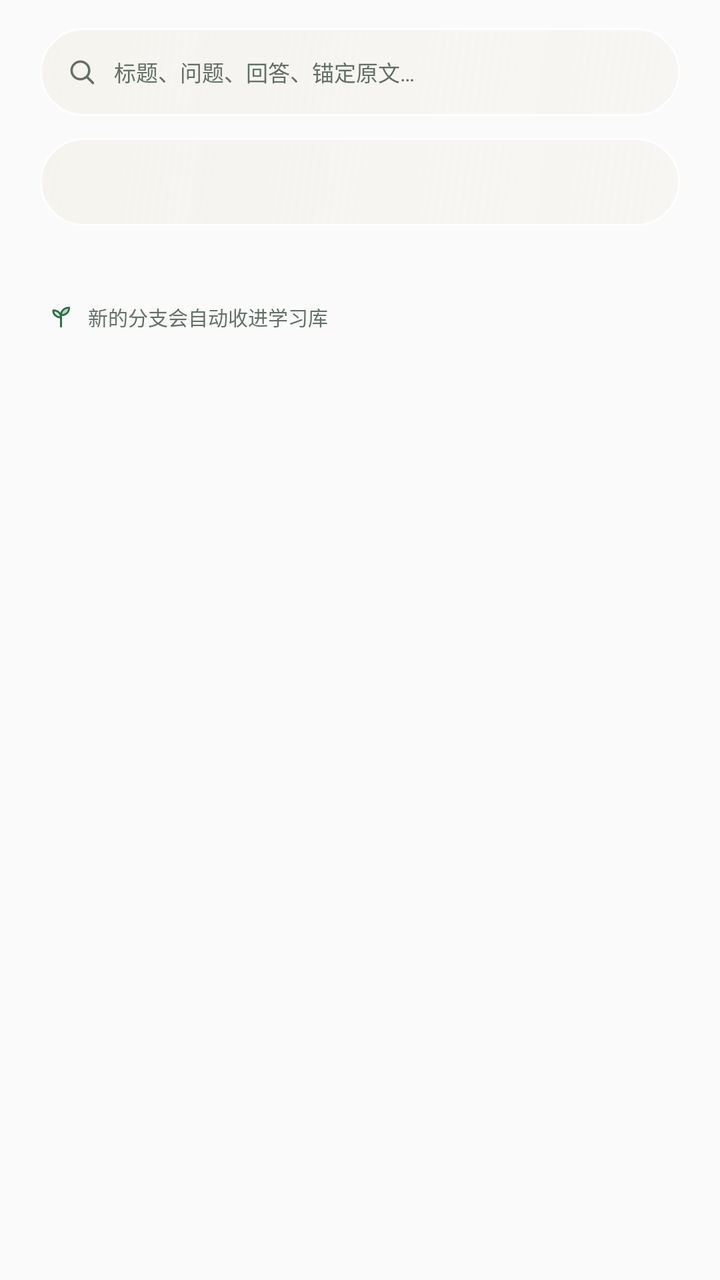
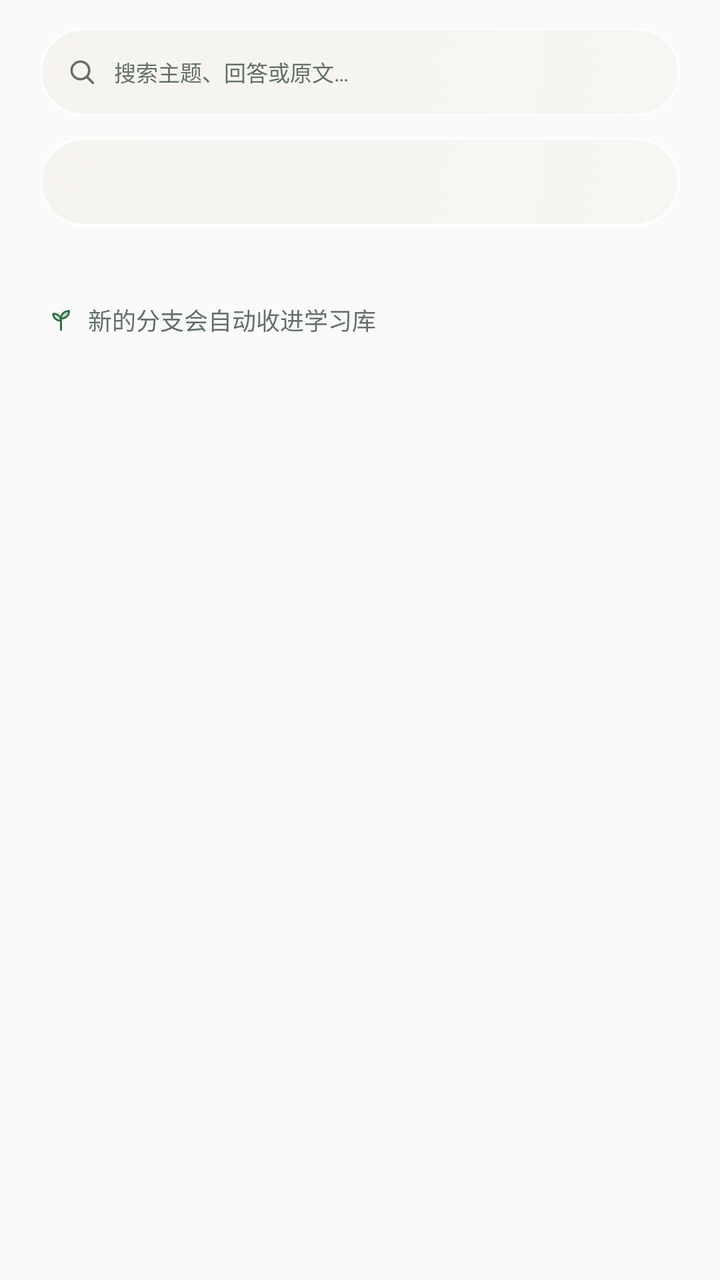

Two renders of the same Android screen: before a commit and after it. Below are the layout's source before the change and the commit's diff.
<!-- AndroidManifest.xml: application theme Theme.TreeLearn -->
<!-- res/layout/screen_library_body.xml -->
<?xml version="1.0" encoding="utf-8"?>
<LinearLayout xmlns:android="http://schemas.android.com/apk/res/android"
    android:layout_width="match_parent"
    android:layout_height="wrap_content"
    android:orientation="vertical"
    android:paddingBottom="@dimen/space_s6">

    <EditText
        android:id="@+id/library_search_input"
        android:layout_width="match_parent"
        android:layout_height="@dimen/touch_min"
        android:layout_marginStart="@dimen/page_gutter"
        android:layout_marginTop="@dimen/library_body_top"
        android:layout_marginEnd="@dimen/page_gutter"
        android:background="@drawable/bg_library_search"
        android:cursorVisible="true"
        android:drawableStart="@drawable/ic_search"
        android:drawablePadding="@dimen/space_s2"
        android:focusable="true"
        android:focusableInTouchMode="true"
        android:hint="@string/library_search_hint"
        android:imeOptions="actionSearch"
        android:importantForAutofill="no"
        android:includeFontPadding="false"
        android:inputType="text"
        android:maxLines="1"
        android:paddingStart="@dimen/library_search_pad"
        android:paddingEnd="@dimen/library_search_pad"
        android:textColor="@color/tl_ink"
        android:textColorHint="@color/tl_ink3"
        android:textSize="@dimen/text_library_search" />

    <TextView
        android:id="@+id/library_search_scope"
        android:layout_width="match_parent"
        android:layout_height="wrap_content"
        android:paddingStart="@dimen/page_gutter"
        android:paddingTop="@dimen/space_s2"
        android:paddingEnd="@dimen/page_gutter"
        android:text="@string/library_search_scope"
        android:textColor="@color/tl_ink3"
        android:textSize="@dimen/text_cap"
        android:visibility="gone" />

    
    <LinearLayout
        android:id="@+id/library_segment"
        android:layout_width="match_parent"
        android:layout_height="@dimen/touch_min"
        android:layout_marginStart="@dimen/page_gutter"
        android:layout_marginTop="@dimen/library_segment_top"
        android:layout_marginEnd="@dimen/page_gutter"
        android:background="@drawable/bg_library_segment"
        android:orientation="horizontal"
        android:paddingStart="@dimen/library_segment_pad"
        android:paddingEnd="@dimen/library_segment_pad">

        <TextView
            android:id="@+id/library_segment_in_progress"
            android:layout_width="0dp"
            android:layout_height="match_parent"
            android:layout_weight="1"
            android:clickable="true"
            android:focusable="true"
            android:gravity="center"
            android:textSize="@dimen/text_library_segment" />

        <TextView
            android:id="@+id/library_segment_done"
            android:layout_width="0dp"
            android:layout_height="match_parent"
            android:layout_marginStart="@dimen/library_segment_gap"
            android:layout_weight="1"
            android:clickable="true"
            android:focusable="true"
            android:gravity="center"
            android:textSize="@dimen/text_library_segment" />
    </LinearLayout>

    <LinearLayout
        android:id="@+id/library_rows"
        android:layout_width="match_parent"
        android:layout_height="wrap_content"
        android:layout_marginTop="@dimen/library_list_top"
        android:orientation="vertical" />

    <TextView
        android:id="@+id/library_state"
        android:layout_width="match_parent"
        android:layout_height="wrap_content"
        android:gravity="center"
        android:paddingStart="@dimen/page_gutter"
        android:paddingTop="@dimen/space_s6"
        android:paddingEnd="@dimen/page_gutter"
        android:textColor="@color/tl_ink3"
        android:textSize="@dimen/text_sm"
        android:visibility="gone" />

    <LinearLayout
        android:id="@+id/library_note"
        android:layout_width="match_parent"
        android:layout_height="wrap_content"
        android:layout_marginStart="@dimen/page_gutter"
        android:layout_marginTop="@dimen/library_note_top"
        android:layout_marginEnd="@dimen/page_gutter"
        android:gravity="center_vertical"
        android:orientation="horizontal"
        android:paddingStart="@dimen/space_s1"
        android:paddingEnd="@dimen/space_s1">

        <ImageView
            android:id="@+id/library_note_icon"
            android:layout_width="@dimen/library_note_icon"
            android:layout_height="@dimen/library_note_icon"
            android:importantForAccessibility="no"
            android:src="@drawable/ic_brand_sprout"
            android:tint="@color/tl_green" />

        <TextView
            android:id="@+id/library_note_text"
            android:layout_width="0dp"
            android:layout_height="wrap_content"
            android:layout_marginStart="@dimen/library_note_gap"
            android:layout_weight="1"
            android:lineSpacingMultiplier="1.6"
            android:text="@string/library_note"
            android:textColor="@color/tl_ink3"
            android:textSize="@dimen/text_library_note" />
    </LinearLayout>
</LinearLayout>
<!-- resources referenced by this layout -->
<resources>
  <color name="tl_green">#2B6E45</color>
  <color name="tl_ink">#16241C</color>
  <color name="tl_ink3">#627067</color>
  <dimen name="library_body_top">14dp</dimen>
  <dimen name="library_list_top">14dp</dimen>
  <dimen name="library_note_gap">7dp</dimen>
  <dimen name="library_note_icon">13dp</dimen>
  <dimen name="library_note_top">24dp</dimen>
  <dimen name="library_search_pad">13dp</dimen>
  <dimen name="library_segment_gap">4dp</dimen>
  <dimen name="library_segment_pad">4dp</dimen>
  <dimen name="library_segment_top">11dp</dimen>
  <dimen name="page_gutter">20dp</dimen>
  <dimen name="space_s1">4dp</dimen>
  <dimen name="space_s2">8dp</dimen>
  <dimen name="space_s6">24dp</dimen>
  <dimen name="text_cap">11sp</dimen>
  <dimen name="text_library_note">10sp</dimen>
  <dimen name="text_library_search">11sp</dimen>
  <dimen name="text_library_segment">10.5sp</dimen>
  <dimen name="text_sm">13sp</dimen>
  <dimen name="touch_min">44dp</dimen>
  <!-- drawable bg_library_search (drawable) -->
  <?xml version="1.0" encoding="utf-8"?>
  <layer-list xmlns:android="http://schemas.android.com/apk/res/android">
      <item android:drawable="@drawable/bg_glass_search" />
  </layer-list>
  <!-- drawable bg_library_segment (drawable) -->
  <?xml version="1.0" encoding="utf-8"?>
  <layer-list xmlns:android="http://schemas.android.com/apk/res/android">
      <item android:drawable="@drawable/bg_glass_segment" />
  </layer-list>
  <!-- drawable ic_search (drawable) -->
  <?xml version="1.0" encoding="utf-8"?>
  <vector xmlns:android="http://schemas.android.com/apk/res/android"
      android:width="@dimen/space_s4" android:height="@dimen/space_s4" android:viewportWidth="24"
      android:viewportHeight="24">
      <path android:pathData="M10.8,4.2A6.6,6.6 0,1 0,10.8,17.4A6.6,6.6 0,1 0,10.8,4.2M15.7,15.7L20.2,20.2"
          android:fillColor="@android:color/transparent" android:strokeColor="@color/tl_ink3"
          android:strokeWidth="1.8" android:strokeLineCap="round" />
  </vector>
  <string name="library_note">新的分支会自动收进学习库</string>
  <string name="library_search_hint">标题、问题、回答、锚定原文…</string>
  <string name="library_search_scope">标题 · 问题 · 回答 · 锚定原文</string>
  <!-- drawable bg_glass_search (drawable) -->
  <?xml version="1.0" encoding="utf-8"?>
  <shape xmlns:android="http://schemas.android.com/apk/res/android"
      android:shape="rectangle">
      <gradient
          android:angle="315"
          android:endColor="@color/glass_field_lo"
          android:startColor="@color/glass_field" />
      <stroke android:width="@dimen/hairline" android:color="@color/glass_edge" />
      <corners android:radius="@dimen/radius_full" />
  </shape>
  <!-- drawable bg_glass_segment (drawable) -->
  <?xml version="1.0" encoding="utf-8"?>
  <layer-list xmlns:android="http://schemas.android.com/apk/res/android">
      <item>
          <shape android:shape="rectangle">
              <gradient
                  android:angle="315"
                  android:endColor="@color/glass_field_lo"
                  android:startColor="@color/glass_field" />
              <stroke android:width="@dimen/hairline" android:color="@color/glass_edge" />
              <corners android:radius="@dimen/radius_full" />
          </shape>
      </item>
  </layer-list>
  <color name="tl_green_deep">#164027</color>
  <dimen name="space_s4">16dp</dimen>
  <color name="tl_bg">#F4F1EB</color>
  <color name="tl_ink2">#435449</color>
  <color name="tl_mist_base">#EDEDE4</color>
  <color name="glass_field_lo">#6EF4F1EB</color>
  <color name="glass_field">#BDF4F1EB</color>
  <dimen name="hairline">1dp</dimen>
  <color name="glass_edge">#E0FFFFFF</color>
  <dimen name="radius_full">99dp</dimen>
  <!-- unchanged entries left out for length: 2 -->
</resources>

<!-- the commit's change to res/layout/screen_library_body.xml (unified diff, before → after) -->
@@ -40,6 +40,21 @@
         android:text="@string/library_search_scope"
         android:textColor="@color/tl_ink3"
         android:textSize="@dimen/text_cap"
+        android:visibility="gone" />
+
+    
+    <TextView
+        android:id="@+id/library_segment_summary"
+        android:layout_width="match_parent"
+        android:layout_height="wrap_content"
+        android:layout_marginStart="@dimen/page_gutter"
+        android:layout_marginTop="@dimen/library_state_top"
+        android:layout_marginEnd="@dimen/page_gutter"
+        android:layout_marginBottom="@dimen/library_state_bottom"
+        android:includeFontPadding="false"
+        android:textColor="@color/tl_ink"
+        android:textSize="@dimen/text_library_segment"
+        android:textStyle="bold"
         android:visibility="gone" />
 
     
<!-- resource entries referenced after the edit -->
@@ -12,14 +12,16 @@
   <dimen name="library_segment_gap">4dp</dimen>
   <dimen name="library_segment_pad">4dp</dimen>
   <dimen name="library_segment_top">11dp</dimen>
+  <dimen name="library_state_bottom">10dp</dimen>
+  <dimen name="library_state_top">20dp</dimen>
   <dimen name="page_gutter">20dp</dimen>
   <dimen name="space_s1">4dp</dimen>
   <dimen name="space_s2">8dp</dimen>
   <dimen name="space_s6">24dp</dimen>
-  <dimen name="text_cap">11sp</dimen>
-  <dimen name="text_library_note">10sp</dimen>
+  <dimen name="text_cap">12sp</dimen>
+  <dimen name="text_library_note">12sp</dimen>
   <dimen name="text_library_search">11sp</dimen>
-  <dimen name="text_library_segment">10.5sp</dimen>
+  <dimen name="text_library_segment">13sp</dimen>
   <dimen name="text_sm">13sp</dimen>
   <dimen name="touch_min">44dp</dimen>
   <!-- drawable bg_library_search (drawable) -->
@@ -42,7 +44,7 @@
           android:strokeWidth="1.8" android:strokeLineCap="round" />
   </vector>
   <string name="library_note">新的分支会自动收进学习库</string>
-  <string name="library_search_hint">标题、问题、回答、锚定原文…</string>
+  <string name="library_search_hint">搜索主题、回答或原文…</string>
   <string name="library_search_scope">标题 · 问题 · 回答 · 锚定原文</string>
   <!-- drawable bg_glass_search (drawable) -->
   <?xml version="1.0" encoding="utf-8"?>
